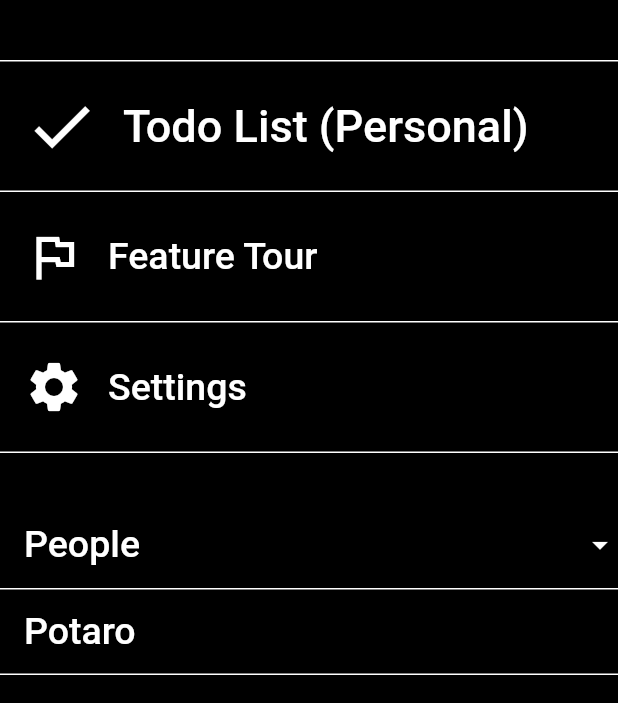
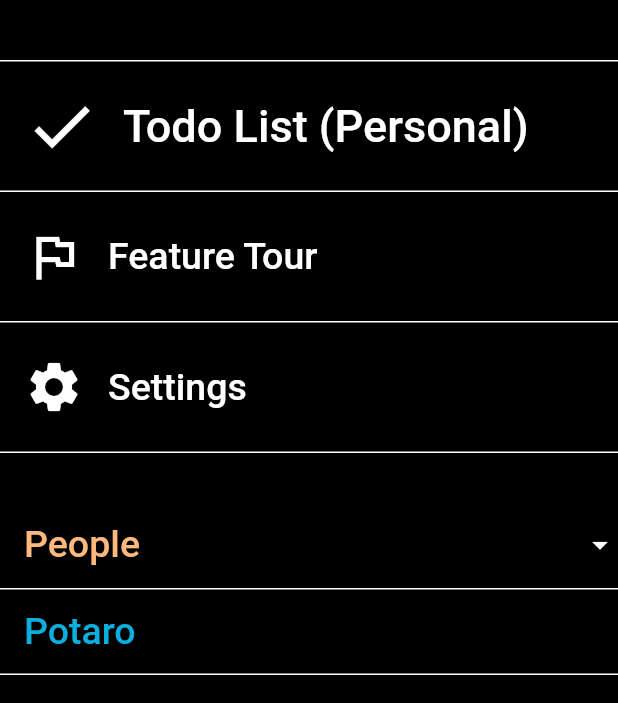
Before and after one commit to dwyl/flutter-navigation-menu-demo, a Flutter app: the screen it shows after launch, with the side drawer open, on a phone screen of 412 x 824 dp, the part 72-775 px from its top. Run offline on Flutter 3.47's test engine with Material 2 defaults, Android fonts, the phone set to English and light mode, and no system bars; our stand-ins replace shared_preferences.

Commit message:
feat: Adding changing text. #4

```diff
--- a/lib/dynamic_menu.dart
+++ b/lib/dynamic_menu.dart
@@ -146,9 +146,9 @@ class _MenuItemState extends State<MenuItem> {
         child: ListTile(
             contentPadding: EdgeInsets.only(left: widget.leftPadding),
             title: Text(widget.info.title,
-                style: const TextStyle(
+                style: TextStyle(
                   fontSize: 25,
-                  color: Colors.white,
+                  color: widget.info.textColor,
                 ))),
       );
     }
@@ -164,9 +164,9 @@ class _MenuItemState extends State<MenuItem> {
         child: ExpansionTile(
           tilePadding: EdgeInsets.only(left: widget.leftPadding),
           title: Text(widget.info.title,
-              style: const TextStyle(
+              style: TextStyle(
                 fontSize: 25,
-                color: Colors.white,
+                color: widget.info.textColor,
               )),
           trailing: Icon(
             _expanded ? Icons.expand_less : Icons.arrow_drop_down,
--- a/lib/settings.dart
+++ b/lib/settings.dart
@@ -1,5 +1,6 @@
 import 'dart:convert';
 
+import 'package:flutter/material.dart';
 import 'package:flutter/services.dart';
 import 'package:shared_preferences/shared_preferences.dart';
 
@@ -8,11 +9,25 @@ import 'dynamic_menu.dart';
 const jsonFilePath = 'assets/menu_items.json';
 const storageKey = 'menuItems';
 
+/// Converts a [hexString] to a Color.
+/// Color white is returned by default.
+Color hexToColor(String hexString) {
+  try {
+    final buffer = StringBuffer();
+    if (hexString.length == 6 || hexString.length == 7) buffer.write('ff');
+    buffer.write(hexString.replaceFirst('#', ''));
+    return Color(int.parse(buffer.toString(), radix: 16));
+  } catch (e) {
+    return const Color(0xFFFFFFFF);
+  }
+}
+
 /// Class holding the information of the tile
 class MenuItemInfo {
   late int id;
   late int indexInLevel;
   late String title;
+  late Color textColor;
   late List<MenuItemInfo> tiles;
 
   MenuItemInfo({required this.id, required this.title, this.tiles = const []});
@@ -22,6 +37,7 @@ class MenuItemInfo {
     id = json['id'];
     indexInLevel = json['index_in_level'];
     title = json['title'];
+    textColor = hexToColor(json['text_color']);
     if (json['tiles'] != null) {
       tiles = [];
       json['tiles'].forEach((v) {
@@ -35,6 +51,7 @@ class MenuItemInfo {
     data['id'] = id;
     data['index_in_level'] = indexInLevel;
     data['title'] = title;
+    data['text_color'] = '#${textColor.value.toRadixString(16)}';
     if (tiles.isNotEmpty) {
       data['tiles'] = tiles.map((v) => v.toJson()).toList();
     } else {
@@ -50,7 +67,7 @@ class MenuItemInfo {
 Future<List<MenuItemInfo>> loadMenuItems() async {
   final SharedPreferences prefs = await SharedPreferences.getInstance();
 
-  //await prefs.remove(storageKey);
+  await prefs.remove(storageKey);
 
   final String? jsonStringFromLocalStorage = prefs.getString(storageKey);
 
```
Also changed, not shown: assets/menu_items.json (+9 -0 lines).
